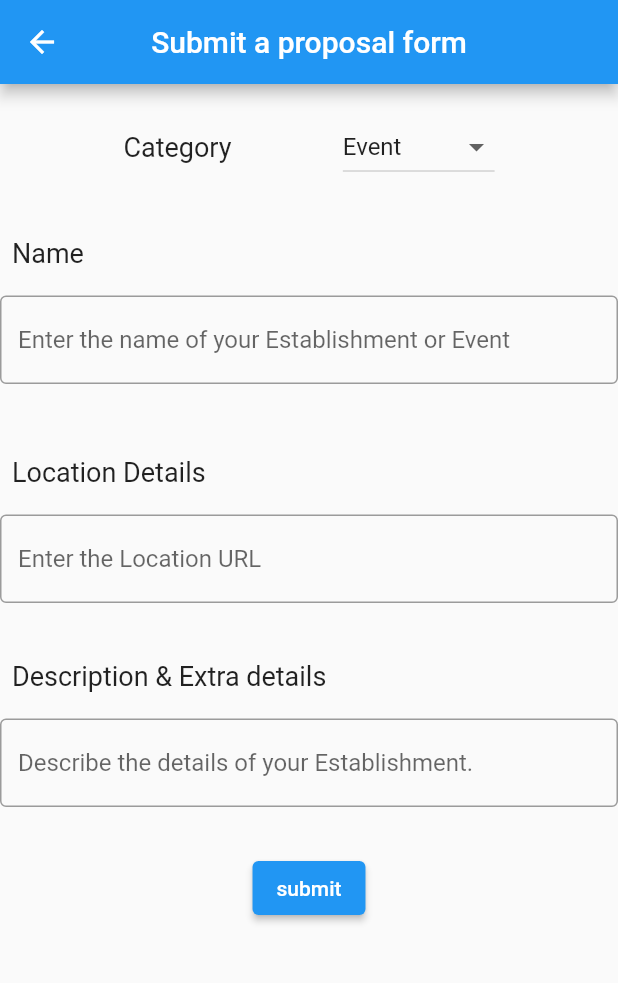
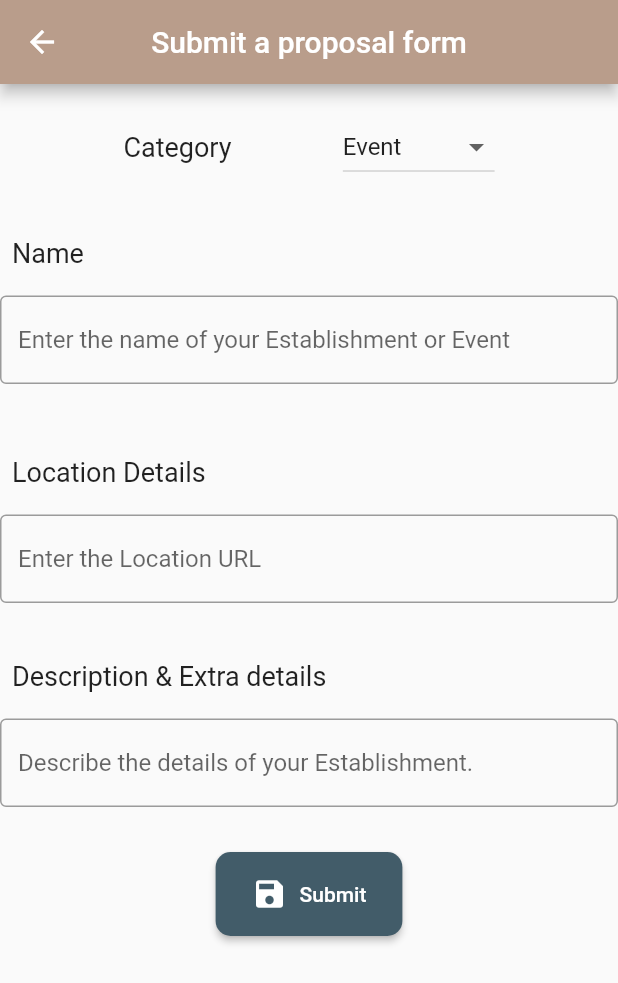
Before and after one commit to YousifT/Nomad_Application, a Flutter app: the ProposalForm screen opened directly, on a phone screen of 412 x 824 dp. Shown: the top 983 px of the screen. Run offline on Flutter 3.47's test engine with Material 2 defaults, Android fonts, the phone set to English and light mode, and no system bars; our stand-ins replace carousel_slider, cloud_firestore, firebase_auth, firebase_core, flutter_rating_bar, flutter_svg and 4 more; missing offline and left inert: comment_box, dart:ffi; accounts and stored records are empty; statements that could not run were skipped.

Commit message:
appbar colors done

```diff
--- a/nomad/lib/Pages/Admin_Pages/FormEdit_Page.dart
+++ b/nomad/lib/Pages/Admin_Pages/FormEdit_Page.dart
@@ -45,6 +45,7 @@ class _EditingPageState extends State<EditingPage> {
       appBar: AppBar(
         title: const Text('Edit the proposal'),
         centerTitle: true,
+        backgroundColor: Color.fromARGB(255, 185, 157, 139),
       ),
       body: Container(
         child: SingleChildScrollView(
--- a/nomad/lib/Pages/Admin_Pages/Reports_page.dart
+++ b/nomad/lib/Pages/Admin_Pages/Reports_page.dart
@@ -38,6 +38,7 @@ class _ReportsPageState extends State<ReportsPage> {
     return Scaffold(
       appBar: AppBar(
         title: Text('Admin Ban Banner'),
+        backgroundColor: Color.fromARGB(255, 185, 157, 139),
       ),
       body: SingleChildScrollView(
         child: Column(
--- a/nomad/lib/Pages/User_Pages/HelpCenterPage .dart
+++ b/nomad/lib/Pages/User_Pages/HelpCenterPage .dart
@@ -16,6 +16,7 @@ class _HelpCenterPage extends State<HelpCenterPage> {
     return Scaffold(
       appBar: AppBar(
         title: Text('Help Center'),
+        backgroundColor: Color.fromARGB(255, 185, 157, 139),
       ),
       body: Padding(
         padding: EdgeInsets.all(16.0),
--- a/nomad/lib/Pages/User_Pages/Proposal_Form.dart
+++ b/nomad/lib/Pages/User_Pages/Proposal_Form.dart
@@ -45,6 +45,7 @@ class _ProposalFormState extends State<ProposalForm> {
       appBar: AppBar(
         title: const Text('Submit a proposal form'),
         centerTitle: true,
+        backgroundColor: Color.fromARGB(255, 185, 157, 139),
       ),
       body: Container(
         child: SingleChildScrollView(
@@ -150,7 +151,17 @@ class _ProposalFormState extends State<ProposalForm> {
               // Upload Images *Optional
 
               // Submit Form button
-              ElevatedButton(onPressed: () => submit(), child: Text("submit"))
+              ElevatedButton.icon(
+                onPressed: submit,
+                icon: Icon(Icons.save),
+                label: Text('Submit'),
+                style: ElevatedButton.styleFrom(
+                    padding: EdgeInsets.symmetric(vertical: 16, horizontal: 24),
+                    shape: RoundedRectangleBorder(
+                      borderRadius: BorderRadius.circular(10),
+                    ),
+                    backgroundColor: Color.fromARGB(255, 66, 92, 105)),
+              ),
               // Submitted By: User email info.
             ],
           ),
```
Also changed, not shown: nomad/lib/Pages/Admin_Pages/Proposals_page.dart (+8 -6 lines), nomad/lib/Pages/User_Pages/UserProfile.dart (+10 -6 lines), 2 other files.
